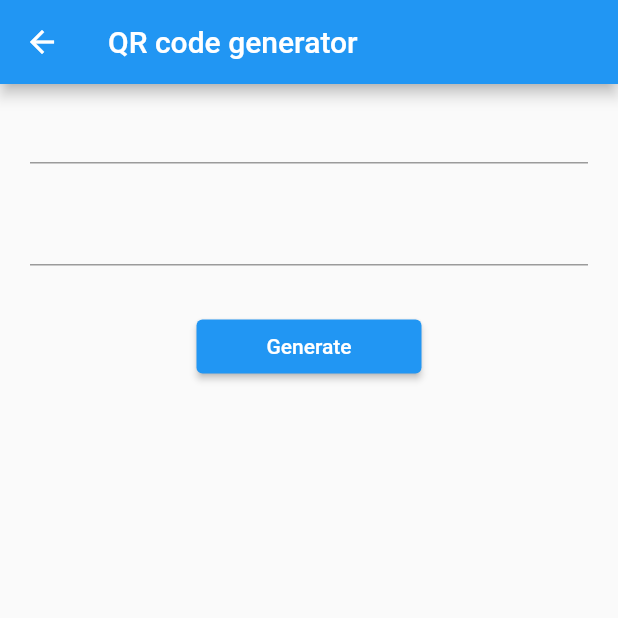
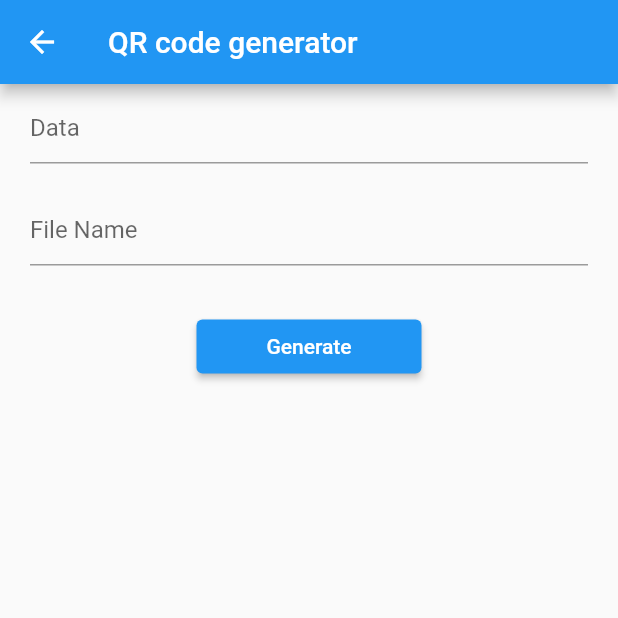
Before and after one commit to Stalbar/qr_scanner_generator, a Flutter app: the screen it shows after launch, after a tap on "Generate QR code", on a phone screen of 412 x 824 dp, the top half of it. Run offline on Flutter 3.47's test engine with Material 2 defaults, Android fonts, the phone set to English and light mode, and no system bars; our stand-ins replace file_picker; missing offline and left inert: qr_code_scanner, qr_image_generator, regexed_validator.

Commit message:
minor fixes

```diff
--- a/lib/main.dart
+++ b/lib/main.dart
@@ -7,9 +7,9 @@ void main() {
   runApp(MaterialApp(
     initialRoute: '/',
     routes: {
-      '/': (context) => HomeScreen(),
-      '/generator': (context) => QRGeneratorScreen(),
-      '/scanner': (context) => QRScannerScreen(),
+      '/': (context) => const HomeScreen(),
+      '/generator': (context) => const QRGeneratorScreen(),
+      '/scanner': (context) => const QRScannerScreen(),
     },
   ));
 }
--- a/lib/pages/home.dart
+++ b/lib/pages/home.dart
@@ -1,6 +1,4 @@
 import 'package:flutter/material.dart';
-import 'package:flutter/src/widgets/framework.dart';
-import 'package:flutter/src/widgets/placeholder.dart';
 
 class HomeScreen extends StatelessWidget {
   const HomeScreen({super.key});
@@ -10,7 +8,7 @@ class HomeScreen extends StatelessWidget {
     return SafeArea(
       child: Scaffold(
         appBar: AppBar(
-          title: Text(
+          title: const Text(
             "QR utils"
           ),
         ),
@@ -22,7 +20,7 @@ class HomeScreen extends StatelessWidget {
                 onPressed: () {
                   Navigator.pushNamed(context, '/generator');
                 },
-                child: Text(
+                child: const Text(
                   "Generate QR code"
                 ),
               ),
@@ -30,7 +28,7 @@ class HomeScreen extends StatelessWidget {
                 onPressed: () {
                   Navigator.pushNamed(context, '/scanner');
                 },
-                child: Text(
+                child: const Text(
                   "Scan QR code",
                 )
               ),
--- a/lib/pages/qr_generator.dart
+++ b/lib/pages/qr_generator.dart
@@ -1,5 +1,3 @@
-import 'dart:io';
-
 import 'package:flutter/material.dart';
 import 'package:file_picker/file_picker.dart';
 import 'package:qr_image_generator/qr_image_generator.dart';
@@ -17,6 +15,9 @@ class _QRGeneratorScreenState extends State<QRGeneratorScreen> {
   final fileNameController = TextEditingController();
 
   Future saveQrImage(String data, String fileName) async {
+    if (fileName == '' || data == '') {
+      return;
+    }
     String? fileDirectory = await FilePicker.platform.getDirectoryPath();
     String? filePath = "${fileDirectory.toString()}/${fileName.toString()}.png";
 
@@ -45,35 +46,41 @@ class _QRGeneratorScreenState extends State<QRGeneratorScreen> {
     return SafeArea(
         child: Scaffold(
       appBar: AppBar(
-        title: Text(
+        title: const Text(
           'QR code generator',
         ),
       ),
       body: Column(
         children: [
           Padding(
-            padding: EdgeInsets.fromLTRB(20, 5, 20, 0),
+            padding: const EdgeInsets.fromLTRB(20, 5, 20, 0),
             child: TextField(
+              decoration: const InputDecoration(
+                hintText: 'Data',
+              ),
               controller: informationController,
             ),
           ),
-          SizedBox(
+          const SizedBox(
             height: 20,
           ),
           Padding(
-            padding: EdgeInsets.fromLTRB(20, 0, 20, 30),
+            padding: const EdgeInsets.fromLTRB(20, 0, 20, 30),
             child: TextField(
+              decoration: const InputDecoration(
+                hintText: 'File Name',
+              ),
               controller: fileNameController,
             ),
           ),
           Row(mainAxisAlignment: MainAxisAlignment.spaceEvenly, children: [
             ElevatedButton(
-              style: ElevatedButton.styleFrom(fixedSize: Size(150, 10)),
+              style: ElevatedButton.styleFrom(fixedSize: const Size(150, 10)),
               onPressed: () async {
                 await saveQrImage(
                     informationController.text, fileNameController.text);
               },
-              child: Text("Generate"),
+              child: const Text("Generate"),
             ),
           ]),
         ],
```
Also changed, not shown: lib/pages/qr_scanner.dart (+33 -34 lines).
